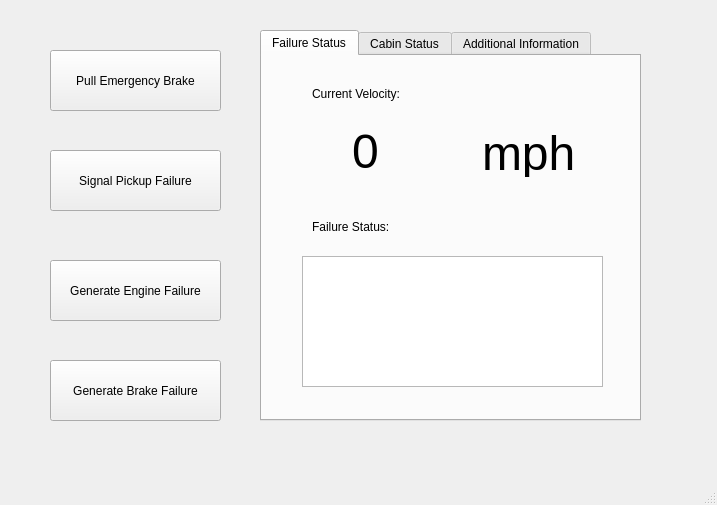
Before: the Qt Designer form TrainModel/TrainModelUI.ui in marmysl/ece1140, drawn with Qt 5.
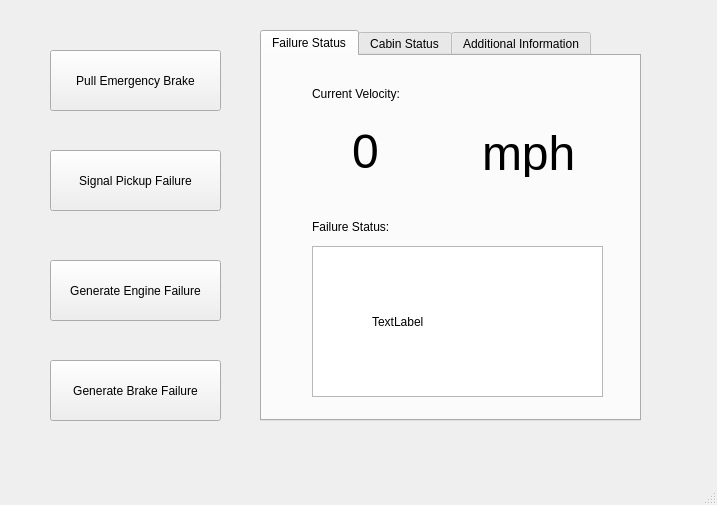
After: the same form once the commit is applied. The open tabs and pages were chosen to show the change.

Commit message: Added failure status display to Train UI

```diff
--- a/TrainModel/TrainModelUI.ui
+++ b/TrainModel/TrainModelUI.ui
@@ -82,16 +82,6 @@
      <attribute name="title">
       <string>Failure Status</string>
      </attribute>
-     <widget class="QPlainTextEdit" name="plainTextEdit">
-      <property name="geometry">
-       <rect>
-        <x>40</x>
-        <y>200</y>
-        <width>301</width>
-        <height>131</height>
-       </rect>
-      </property>
-     </widget>
      <widget class="QLabel" name="label_6">
       <property name="geometry">
        <rect>
@@ -144,6 +134,29 @@
        <string>&lt;html&gt;&lt;head/&gt;&lt;body&gt;&lt;p&gt;&lt;span style=&quot; font-size:36pt;&quot;&gt;mph&lt;/span&gt;&lt;/p&gt;&lt;/body&gt;&lt;/html&gt;</string>
       </property>
      </widget>
+     <widget class="QListView" name="statusView">
+      <property name="geometry">
+       <rect>
+        <x>50</x>
+        <y>190</y>
+        <width>291</width>
+        <height>151</height>
+       </rect>
+      </property>
+     </widget>
+     <widget class="QLabel" name="failStatus">
+      <property name="geometry">
+       <rect>
+        <x>110</x>
+        <y>230</y>
+        <width>161</width>
+        <height>71</height>
+       </rect>
+      </property>
+      <property name="text">
+       <string>TextLabel</string>
+      </property>
+     </widget>
     </widget>
     <widget class="QWidget" name="doorTab">
      <attribute name="title">
```
Left out of the diff: 29 changed lines with no effect on the pictures. The commit also changes 3 other files.
